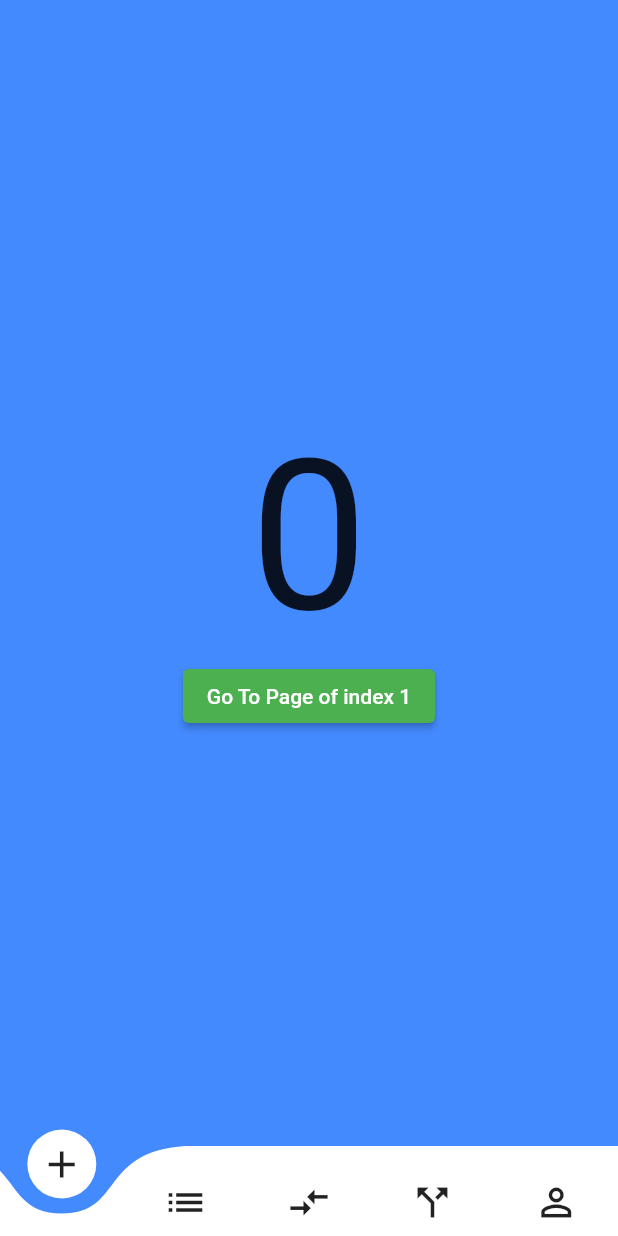
After one commit to ipin24/kelompok1, a Flutter app: the BottomNavBar screen opened directly, on a phone screen of 412 x 824 dp. The commit adds this screen. Run offline on Flutter 3.47's test engine with Material 2 defaults, Android fonts, the light colour scheme and no system bars; drawn by our look-alikes of curved_navigation_bar.

Commit message:
menambahkan bar

```diff
--- /dev/null
+++ b/lib/bar.dart
@@ -0,0 +1,61 @@
+import 'package:flutter/material.dart';
+import 'package:curved_navigation_bar/curved_navigation_bar.dart';
+
+void main() => runApp(MaterialApp(home: BottomNavBar()));
+
+class BottomNavBar extends StatefulWidget {
+  @override
+  _BottomNavBarState createState() => _BottomNavBarState();
+}
+
+class _BottomNavBarState extends State<BottomNavBar> {
+  int _page = 0;
+  GlobalKey<CurvedNavigationBarState> _bottomNavigationKey = GlobalKey();
+
+  @override
+  Widget build(BuildContext context) {
+    return Scaffold(
+        bottomNavigationBar: CurvedNavigationBar(
+          key: _bottomNavigationKey,
+          index: 0,
+          height: 60.0,
+          items: <Widget>[
+            Icon(Icons.add, size: 30),
+            Icon(Icons.list, size: 30),
+            Icon(Icons.compare_arrows, size: 30),
+            Icon(Icons.call_split, size: 30),
+            Icon(Icons.perm_identity, size: 30),
+          ],
+          color: Colors.white,
+          buttonBackgroundColor: Colors.white,
+          backgroundColor: Colors.blueAccent,
+          animationCurve: Curves.easeInOut,
+          animationDuration: Duration(milliseconds: 600),
+          onTap: (index) {
+            setState(() {
+              _page = index;
+            });
+          },
+          letIndexChange: (index) => true,
+        ),
+        body: Container(
+          color: Colors.blueAccent,
+          child: Center(
+            child: Column(
+              mainAxisAlignment: MainAxisAlignment.center,
+              children: <Widget>[
+                Text(_page.toString(), textScaleFactor: 10.0),
+                ElevatedButton(
+                  child: Text('Go To Page of index 1'),
+                  onPressed: () {
+                    final CurvedNavigationBarState? navBarState =
+                        _bottomNavigationKey.currentState;
+                    navBarState?.setPage(1);
+                  },
+                )
+              ],
+            ),
+          ),
+        ));
+  }
+}
--- a/pubspec.yaml
+++ b/pubspec.yaml
@@ -34,6 +34,7 @@
   # The following adds the Cupertino Icons font to your application.
   # Use with the CupertinoIcons class for iOS style icons.
   cupertino_icons: ^1.0.2
+  curved_navigation_bar: ^1.0.3 #latest version
 
 dev_dependencies:
   flutter_test:
```
Also changed, not shown: lib/main.dart (+25 -0 lines).
